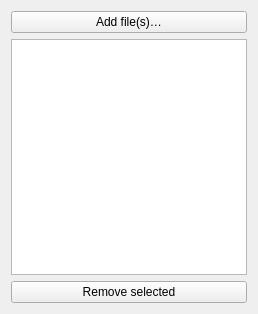
Above: sdt/gui/file_chooser.ui from schuetzgroup/sdt-python before the change. Below: the same form after it.
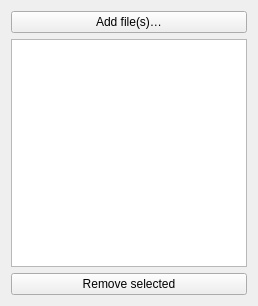
That is the form after the change.

Commit message:
locator GUI: Use a custom model for the file list
This model will later store localization data and timestamps as well as
tracking data.

The edit to the form file:
```diff
--- a/sdt/gui/file_chooser.ui
+++ b/sdt/gui/file_chooser.ui
@@ -7,7 +7,7 @@
     <x>0</x>
     <y>0</y>
     <width>258</width>
-    <height>314</height>
+    <height>306</height>
    </rect>
   </property>
   <property name="windowTitle">
@@ -22,7 +22,7 @@
     </widget>
    </item>
    <item>
-    <widget class="QListWidget" name="fileListWidget">
+    <widget class="QListView" name="fileListView">
      <property name="selectionMode">
       <enum>QAbstractItemView::ExtendedSelection</enum>
      </property>
```
The commit also changes 2 other files.
